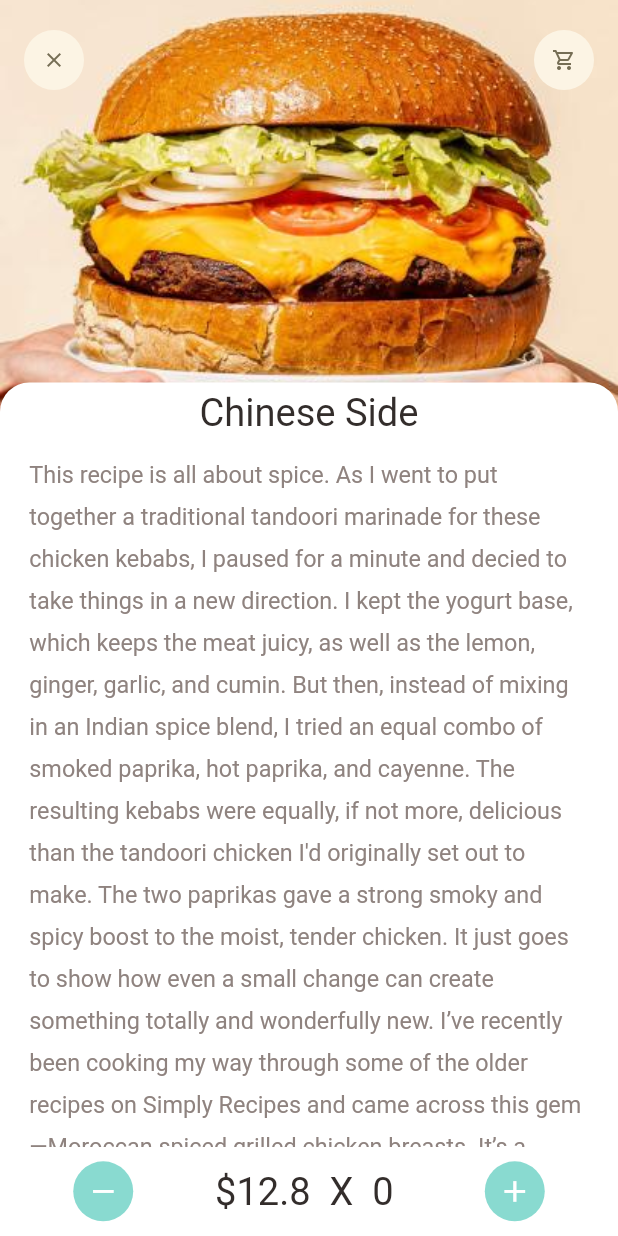
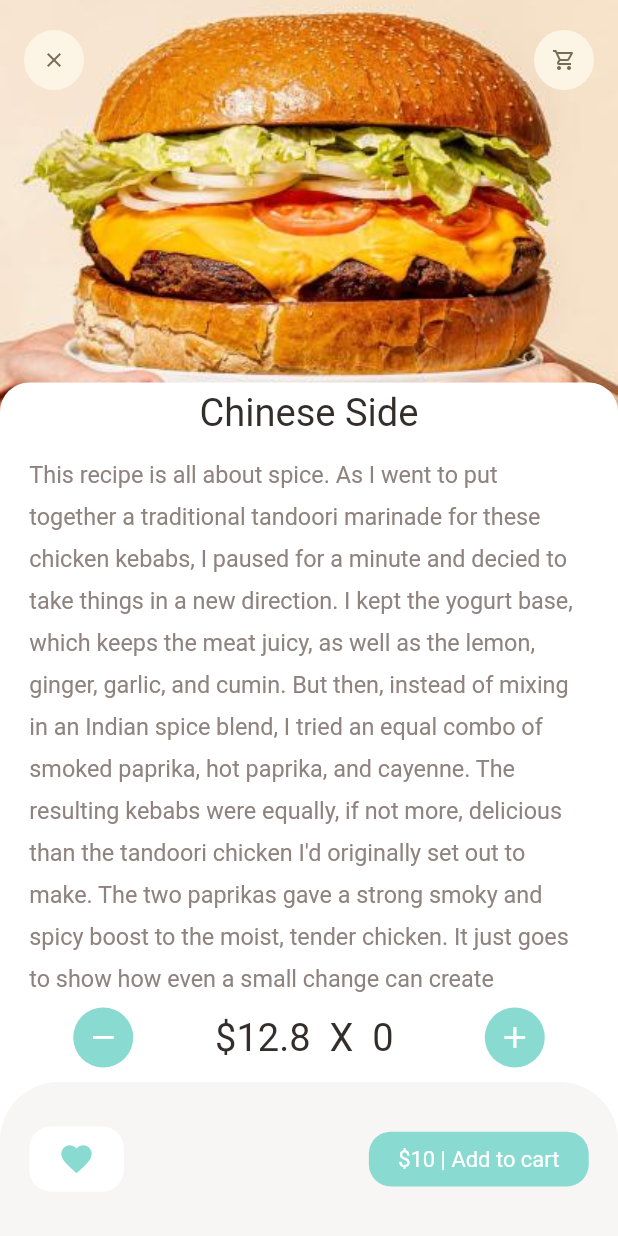
Before and after one commit to zheyxu/e-commence-app, a Flutter app: the screen it shows after launch, after a tap on "Show more", on a phone screen of 412 x 824 dp. Run offline on Flutter 3.47's test engine with Material 2 defaults, Android fonts, the phone set to English and light mode, and no system bars; our stand-ins replace dots_indicator, get.

```diff
--- /dev/null
+++ b/e_commence/lib/helper/dependencies.dart
@@ -0,0 +1,15 @@
+import 'package:e_commence/controllers/popular_product_controller.dart';
+import 'package:e_commence/data/api/api_client.dart';
+import 'package:e_commence/data/repository/popular_product_repo.dart';
+import 'package:get/get.dart';
+
+Future<void> init() async {
+  //api client
+  Get.lazyPut(() => ApiClient(appBaseUrl: "http://www.dbestech.com"));
+
+  //repos
+  Get.lazyPut(() => PopularProductRepo(apiClient: Get.find()));
+
+  //controllers
+  Get.lazyPut(() => PopularProductController(popularProductRepo: Get.find()));
+}
--- a/e_commence/lib/main.dart
+++ b/e_commence/lib/main.dart
@@ -3,8 +3,11 @@ import 'package:e_commence/pages/food/recommended_food_detail.dart';
 import 'package:e_commence/pages/home/main_food_page.dart';
 import 'package:flutter/material.dart';
 import 'package:get/get.dart';
+import 'helper/dependencies.dart' as dep;
 
-void main() {
+void main() async {
+  WidgetsFlutterBinding.ensureInitialized();//make sure the dependnecies load
+  await dep.init();
   runApp(const MyApp());
 }
 
--- a/e_commence/lib/pages/food/recommended_food_detail.dart
+++ b/e_commence/lib/pages/food/recommended_food_detail.dart
@@ -96,7 +96,54 @@ class RecommendedFoodDetail extends StatelessWidget {
                     icon: Icons.add),
               ],
             ),
-          )
+          ),
+          Container(
+            height: Dimensions.bottomHeightBar,
+            padding: EdgeInsets.only(
+                top: Dimensions.height30,
+                bottom: Dimensions.height30,
+                left: Dimensions.width20,
+                right: Dimensions.width20),
+            decoration: BoxDecoration(
+                color: AppColors.buttonBackgroundColor,
+                borderRadius: BorderRadius.only(
+                    topLeft: Radius.circular(Dimensions.radius20 * 2),
+                    topRight: Radius.circular(Dimensions.radius20 * 2))),
+            child: Row(
+              mainAxisAlignment: MainAxisAlignment.spaceBetween,
+              children: [
+                Container(
+                  padding: EdgeInsets.only(
+                      top: Dimensions.height10,
+                      bottom: Dimensions.height10,
+                      left: Dimensions.width20,
+                      right: Dimensions.width20),
+                  decoration: BoxDecoration(
+                      borderRadius: BorderRadius.circular(Dimensions.radius15),
+                      color: Colors.white),
+                  child: Icon(
+                    Icons.favorite,
+                    color: AppColors.mainColor,
+                  ),
+                ),
+                Container(
+                  padding: EdgeInsets.only(
+                      top: Dimensions.height10,
+                      bottom: Dimensions.height10,
+                      left: Dimensions.width20,
+                      right: Dimensions.width20),
+                  child: BigText(
+                    text: "\$10 | Add to cart",
+                    size: Dimensions.font15,
+                    color: Colors.white,
+                  ),
+                  decoration: BoxDecoration(
+                      borderRadius: BorderRadius.circular(Dimensions.radius15),
+                      color: AppColors.mainColor),
+                )
+              ],
+            ),
+          ),
         ],
       ),
     );
```
Also changed, not shown: e_commence/lib/controllers/popular_product_controller.dart (added, +18 -0 lines), e_commence/lib/data/api/api_client.dart (added, +26 -0 lines), e_commence/lib/data/repository/popular_product_repo.dart (added, +10 -0 lines).
